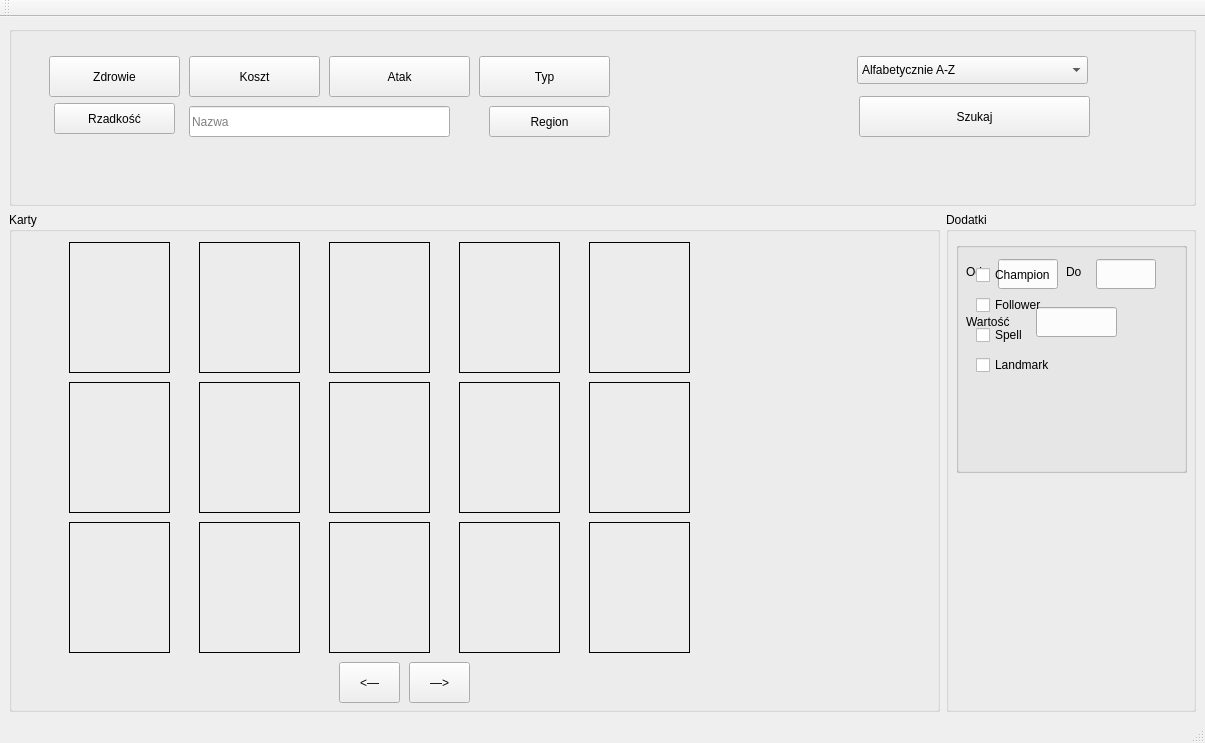
Above: mainwindow.ui from marcinwozniak0/BakcylProgramowania_2020 before the change. Below: the same form after it.
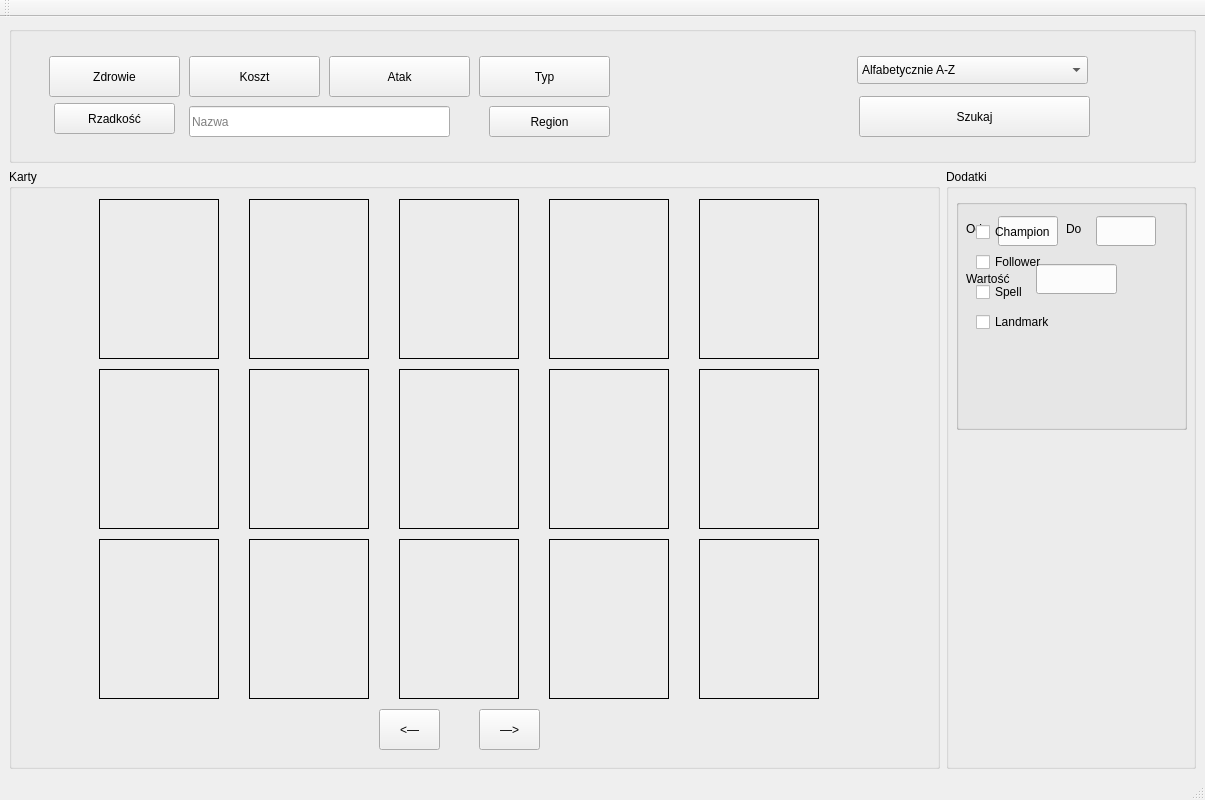
That is the form after the change.

Commit message: Add function DisplayCards and chage size of window and card farme

What changed in the file:
```diff
--- a/mainwindow.ui
+++ b/mainwindow.ui
@@ -7,7 +7,7 @@
     <x>0</x>
     <y>0</y>
     <width>1205</width>
-    <height>743</height>
+    <height>800</height>
    </rect>
   </property>
   <property name="sizePolicy">
@@ -204,7 +204,7 @@
       <property name="minimumSize">
        <size>
         <width>0</width>
-        <height>500</height>
+        <height>600</height>
        </size>
       </property>
       <property name="title">
@@ -213,10 +213,10 @@
       <widget class="QLabel" name="label_pic1">
        <property name="geometry">
         <rect>
-         <x>60</x>
+         <x>90</x>
          <y>30</y>
-         <width>101</width>
-         <height>131</height>
+         <width>120</width>
+         <height>160</height>
         </rect>
        </property>
        <property name="frameShape">
@@ -229,10 +229,10 @@
       <widget class="QLabel" name="label_pic6">
        <property name="geometry">
         <rect>
-         <x>60</x>
-         <y>170</y>
-         <width>101</width>
-         <height>131</height>
+         <x>90</x>
+         <y>200</y>
+         <width>120</width>
+         <height>160</height>
         </rect>
        </property>
        <property name="frameShape">
@@ -245,10 +245,10 @@
       <widget class="QLabel" name="label_pic11">
        <property name="geometry">
         <rect>
-         <x>60</x>
-         <y>310</y>
-         <width>101</width>
-         <height>131</height>
+         <x>90</x>
+         <y>370</y>
+         <width>120</width>
+         <height>160</height>
         </rect>
        </property>
        <property name="frameShape">
@@ -261,10 +261,10 @@
       <widget class="QLabel" name="label_pic2">
        <property name="geometry">
         <rect>
-         <x>190</x>
+         <x>240</x>
          <y>30</y>
-         <width>101</width>
-         <height>131</height>
+         <width>120</width>
+         <height>160</height>
         </rect>
        </property>
        <property name="frameShape">
@@ -277,10 +277,10 @@
       <widget class="QLabel" name="label_pic3">
        <property name="geometry">
         <rect>
-         <x>320</x>
+         <x>390</x>
          <y>30</y>
-         <width>101</width>
-         <height>131</height>
+         <width>120</width>
+         <height>160</height>
         </rect>
        </property>
        <property name="frameShape">
@@ -293,10 +293,10 @@
       <widget class="QLabel" name="label_pic4">
        <property name="geometry">
         <rect>
-         <x>450</x>
+         <x>540</x>
          <y>30</y>
-         <width>101</width>
-         <height>131</height>
+         <width>120</width>
+         <height>160</height>
         </rect>
        </property>
        <property name="frameShape">
@@ -309,10 +309,10 @@
       <widget class="QLabel" name="label_pic5">
        <property name="geometry">
         <rect>
-         <x>580</x>
+         <x>690</x>
          <y>30</y>
-         <width>101</width>
-         <height>131</height>
+         <width>120</width>
+         <height>160</height>
         </rect>
        </property>
        <property name="frameShape">
@@ -325,10 +325,10 @@
       <widget class="QLabel" name="label_pic7">
        <property name="geometry">
         <rect>
-         <x>190</x>
-         <y>170</y>
-         <width>101</width>
-         <height>131</height>
+         <x>240</x>
+         <y>200</y>
+         <width>120</width>
+         <height>160</height>
         </rect>
        </property>
        <property name="frameShape">
@@ -341,10 +341,10 @@
       <widget class="QLabel" name="label_pic8">
        <property name="geometry">
         <rect>
-         <x>320</x>
-         <y>170</y>
-         <width>101</width>
-         <height>131</height>
+         <x>390</x>
+         <y>200</y>
+         <width>120</width>
+         <height>160</height>
         </rect>
        </property>
        <property name="frameShape">
@@ -357,10 +357,10 @@
       <widget class="QLabel" name="label_pic9">
        <property name="geometry">
         <rect>
-         <x>450</x>
-         <y>170</y>
-         <width>101</width>
-         <height>131</height>
+         <x>540</x>
+         <y>200</y>
+         <width>120</width>
+         <height>160</height>
         </rect>
        </property>
        <property name="frameShape">
@@ -373,10 +373,10 @@
       <widget class="QLabel" name="label_pic10">
        <property name="geometry">
         <rect>
-         <x>580</x>
-         <y>170</y>
-         <width>101</width>
-         <height>131</height>
+         <x>690</x>
+         <y>200</y>
+         <width>120</width>
+         <height>160</height>
         </rect>
        </property>
        <property name="frameShape">
@@ -389,10 +389,10 @@
       <widget class="QLabel" name="label_pic12">
        <property name="geometry">
         <rect>
-         <x>190</x>
-         <y>310</y>
-         <width>101</width>
-         <height>131</height>
+         <x>240</x>
+         <y>370</y>
+         <width>120</width>
+         <height>160</height>
         </rect>
        </property>
        <property name="frameShape">
@@ -405,10 +405,10 @@
       <widget class="QLabel" name="label_pic13">
        <property name="geometry">
         <rect>
-         <x>320</x>
-         <y>310</y>
-         <width>101</width>
-         <height>131</height>
+         <x>390</x>
+         <y>370</y>
+         <width>120</width>
+         <height>160</height>
         </rect>
        </property>
        <property name="frameShape">
@@ -421,10 +421,10 @@
       <widget class="QLabel" name="label_pic14">
        <property name="geometry">
         <rect>
-         <x>450</x>
-         <y>310</y>
-         <width>101</width>
-         <height>131</height>
+         <x>540</x>
+         <y>370</y>
+         <width>120</width>
+         <height>160</height>
         </rect>
        </property>
        <property name="frameShape">
@@ -437,10 +437,10 @@
       <widget class="QLabel" name="label_pic15">
        <property name="geometry">
         <rect>
-         <x>580</x>
-         <y>310</y>
-         <width>101</width>
-         <height>131</height>
+         <x>690</x>
+         <y>370</y>
+         <width>120</width>
+         <height>160</height>
         </rect>
        </property>
        <property name="frameShape">
@@ -453,8 +453,8 @@
       <widget class="QPushButton" name="pushButton">
        <property name="geometry">
         <rect>
-         <x>330</x>
-         <y>450</y>
+         <x>370</x>
+         <y>540</y>
          <width>61</width>
          <height>41</height>
         </rect>
@@ -466,8 +466,8 @@
       <widget class="QPushButton" name="pushButton_2">
        <property name="geometry">
         <rect>
-         <x>400</x>
-         <y>450</y>
+         <x>470</x>
+         <y>540</y>
          <width>61</width>
          <height>41</height>
         </rect>
```
Left out of the diff: 292 changed lines with no effect on the pictures. The commit also changes 3 other files.
